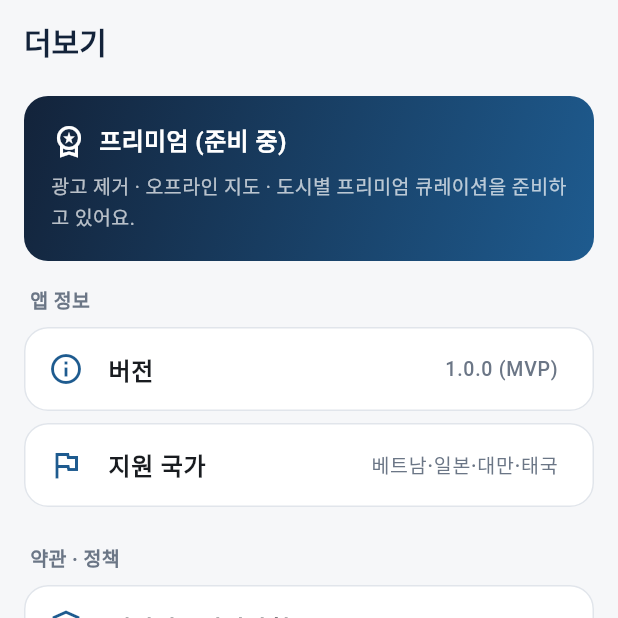
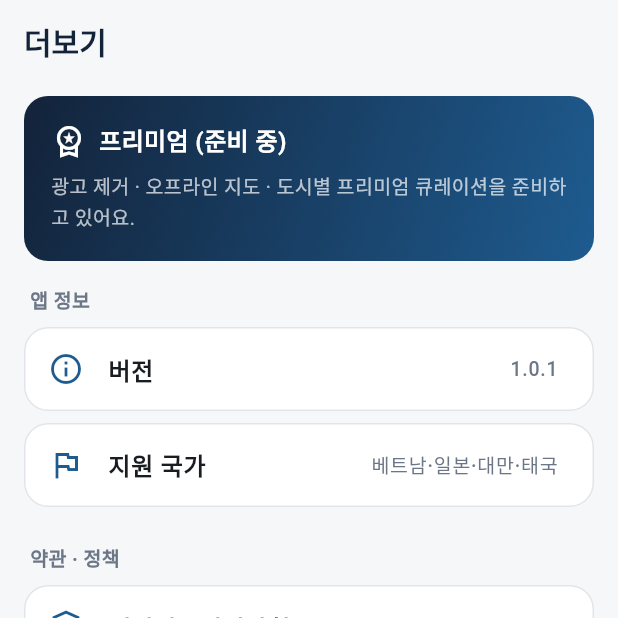
Before and after one commit to foreverojm/travelmate, a Flutter app: the screen it shows after launch, item 4 of the bottom bar chosen, on a phone screen of 412 x 824 dp, the top half of it. Run offline on Flutter 3.47's test engine with Material 3 defaults, Android fonts, the phone set to English and light mode, and no system bars; our stand-ins replace audioplayers, shared_preferences; network calls fail.

Commit message:
chore: bump version to 1.0.1
Co-Authored-By: Claude Opus 4.8 (1M context) <noreply@anthropic.com>

```diff
--- a/lib/features/more/more_screen.dart
+++ b/lib/features/more/more_screen.dart
@@ -18,7 +18,7 @@ class MoreScreen extends StatelessWidget {
           const SizedBox(height: 16),
 
           _group('앱 정보'),
-          _tile(Icons.info_outline, '버전', trailing: '1.0.0 (MVP)'),
+          _tile(Icons.info_outline, '버전', trailing: '1.0.1'),
           _tile(Icons.flag_outlined, '지원 국가', trailing: '베트남·일본·대만·태국'),
           const SizedBox(height: 16),
 
--- a/pubspec.yaml
+++ b/pubspec.yaml
@@ -16,7 +16,7 @@ publish_to: 'none' # Remove this line if you wish to publish to pub.dev
 # https://developer.apple.com/library/archive/documentation/General/Reference/InfoPlistKeyReference/Articles/CoreFoundationKeys.html
 # In Windows, build-name is used as the major, minor, and patch parts
 # of the product and file versions while build-number is used as the build suffix.
-version: 1.0.0+1
+version: 1.0.1+2
 
 environment:
   sdk: ^3.6.2
```
